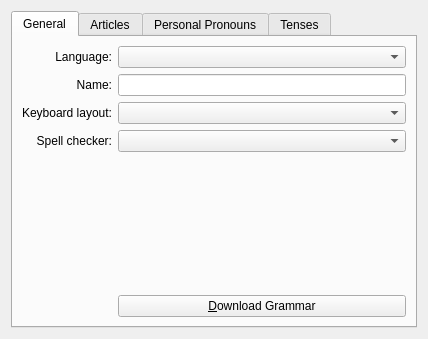
This is src/settings/languagepropertiespage.ui in KDE/parley as Qt 5 draws it before an edit. The edited form follows.
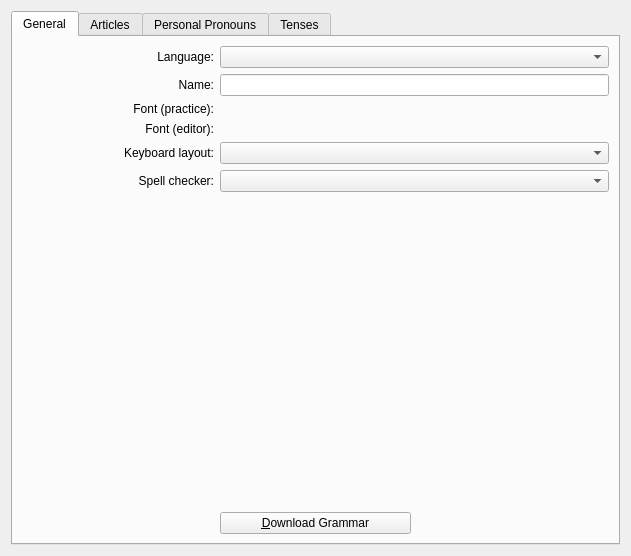
This is the edited form. Custom widgets are drawn as their Qt base class.

Commit message:
Implement font setting in editor and written practice.
Set fonts per languages in the language properties.
This is almost ready to be merged, except that it has
to be implemented in the practice modes that are not written.

Patch:
```diff
--- a/src/settings/languagepropertiespage.ui
+++ b/src/settings/languagepropertiespage.ui
@@ -6,8 +6,8 @@
    <rect>
     <x>0</x>
     <y>0</y>
-    <width>428</width>
-    <height>339</height>
+    <width>631</width>
+    <height>556</height>
    </rect>
   </property>
   <layout class="QHBoxLayout" name="horizontalLayout">
@@ -21,17 +21,7 @@
        <string>General</string>
       </attribute>
       <layout class="QGridLayout" name="gridLayout_3">
-       <item row="0" column="0">
-        <widget class="QLabel" name="localeSelectionLabel">
-         <property name="text">
-          <string>Language:</string>
-         </property>
-         <property name="alignment">
-          <set>Qt::AlignRight|Qt::AlignTrailing|Qt::AlignVCenter</set>
-         </property>
-        </widget>
-       </item>
-       <item row="0" column="2">
+       <item row="0" column="2" colspan="2">
         <widget class="KComboBox" name="localeComboBox"/>
        </item>
        <item row="1" column="0">
@@ -47,10 +37,10 @@
          </property>
         </widget>
        </item>
-       <item row="1" column="2">
+       <item row="1" column="2" colspan="2">
         <widget class="KLineEdit" name="identifierNameLineEdit"/>
        </item>
-       <item row="2" column="0">
+       <item row="4" column="0">
         <widget class="QLabel" name="keyboardLayoutLabel">
          <property name="text">
           <string>Keyboard layout:</string>
@@ -60,10 +50,10 @@
          </property>
         </widget>
        </item>
-       <item row="2" column="2">
+       <item row="4" column="2" colspan="2">
         <widget class="KComboBox" name="keyboardLayoutComboBox"/>
        </item>
-       <item row="5" column="2">
+       <item row="9" column="2">
         <spacer name="spacer_2">
          <property name="orientation">
           <enum>Qt::Vertical</enum>
@@ -76,7 +66,7 @@
          </property>
         </spacer>
        </item>
-       <item row="6" column="2">
+       <item row="10" column="2">
         <widget class="QPushButton" name="downloadGrammarButton">
          <property name="text">
           <string>&amp;Download Grammar</string>
@@ -86,10 +76,10 @@
          </property>
         </widget>
        </item>
-       <item row="4" column="2">
+       <item row="6" column="2" colspan="2">
         <widget class="KComboBox" name="spellcheckerComboBox"/>
        </item>
-       <item row="4" column="0">
+       <item row="6" column="0">
         <widget class="QLabel" name="spellcheckerLabel">
          <property name="text">
           <string>Spell checker:</string>
@@ -99,6 +89,45 @@
          </property>
         </widget>
        </item>
+       <item row="0" column="0">
+        <widget class="QLabel" name="localeSelectionLabel">
+         <property name="text">
+          <string>Language:</string>
+         </property>
+         <property name="alignment">
+          <set>Qt::AlignRight|Qt::AlignTrailing|Qt::AlignVCenter</set>
+         </property>
+         <property name="buddy">
+          <cstring>localeComboBox</cstring>
+         </property>
+        </widget>
+       </item>
+       <item row="2" column="2">
+        <widget class="KFontRequester" name="practiceFont"/>
+       </item>
+       <item row="2" column="0">
+        <widget class="QLabel" name="fontLabel_2">
+         <property name="text">
+          <string>Font (practice):</string>
+         </property>
+         <property name="alignment">
+          <set>Qt::AlignRight|Qt::AlignTrailing|Qt::AlignVCenter</set>
+         </property>
+        </widget>
+       </item>
+       <item row="3" column="0">
+        <widget class="QLabel" name="fontLabel_3">
+         <property name="text">
+          <string>Font (editor):</string>
+         </property>
+         <property name="alignment">
+          <set>Qt::AlignRight|Qt::AlignTrailing|Qt::AlignVCenter</set>
+         </property>
+        </widget>
+       </item>
+       <item row="3" column="2">
+        <widget class="KFontRequester" name="editorFont"/>
+       </item>
       </layout>
      </widget>
      <widget class="QWidget" name="tab_2">
@@ -775,6 +804,11 @@
   </layout>
  </widget>
  <customwidgets>
+  <customwidget>
+   <class>KFontRequester</class>
+   <extends>QWidget</extends>
+   <header>kfontrequester.h</header>
+  </customwidget>
   <customwidget>
    <class>KLineEdit</class>
    <extends>QLineEdit</extends>
```
Left out of the diff: 22 changed lines with no effect on the pictures. The commit also changes 15 other files.
